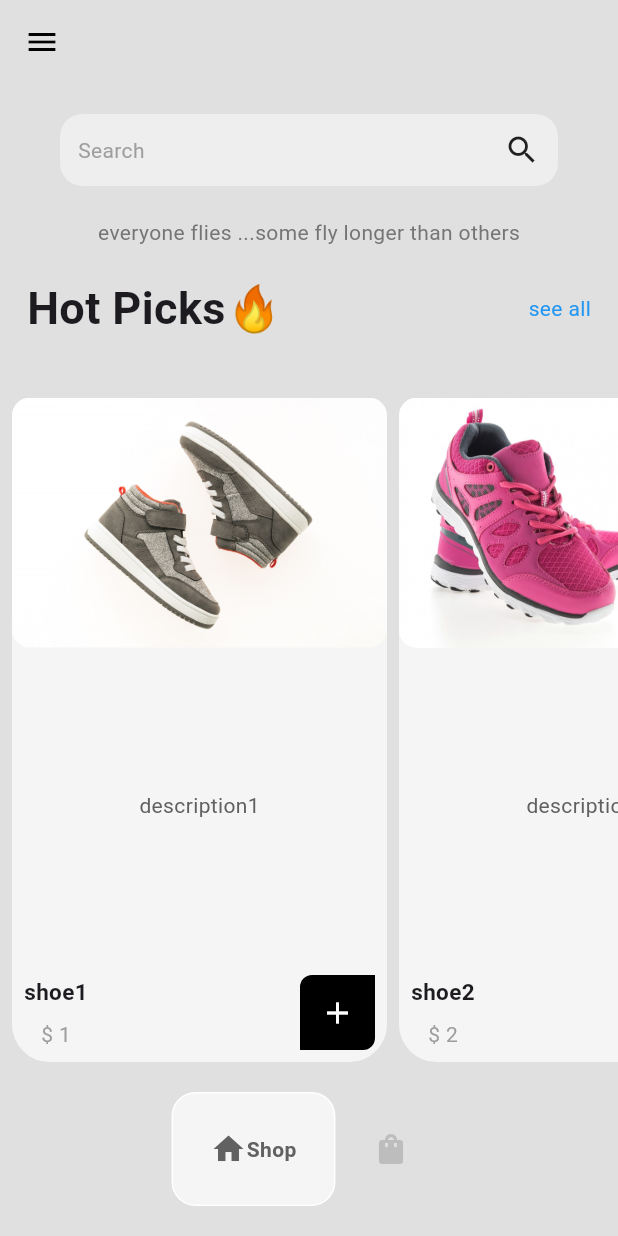
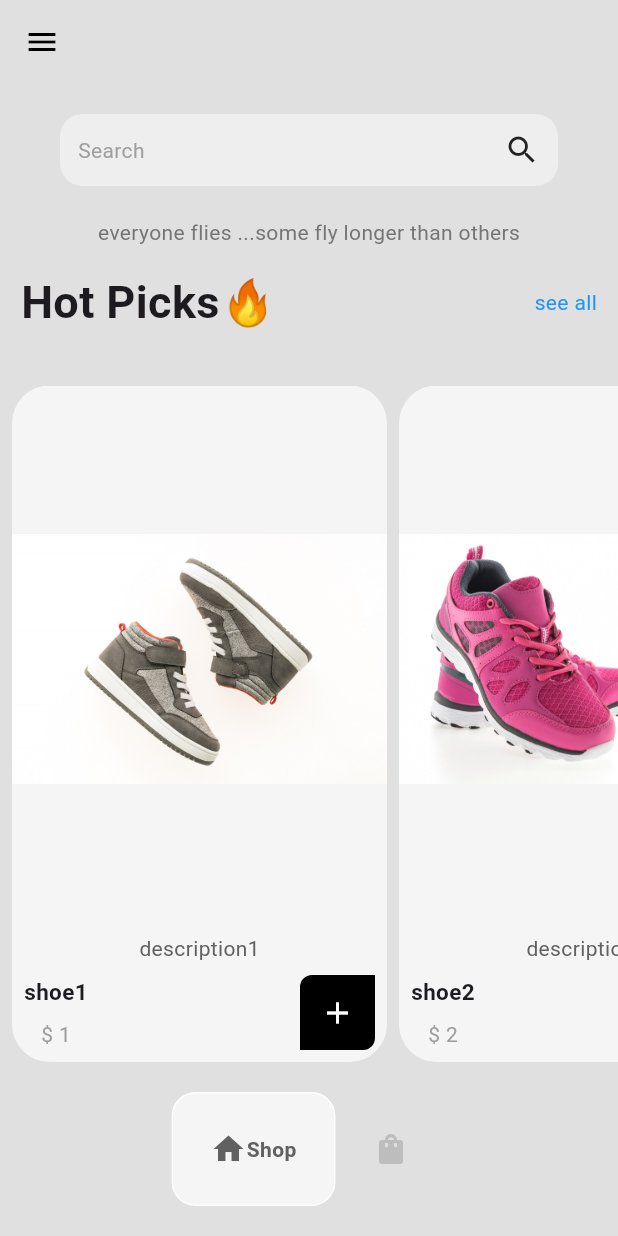
Before and after one commit to dullibri/ecommerce, a Flutter app: the screen it shows after launch, after a tap on "Shop Now", on a phone screen of 412 x 824 dp. Run offline on Flutter 3.47's test engine with Material 3 defaults, Android fonts, the phone set to English and light mode, and no system bars; drawn by our look-alikes of google_nav_bar.

Commit message:
refactor expanded

```diff
--- a/lib/components/shoe_tile.dart
+++ b/lib/components/shoe_tile.dart
@@ -24,9 +24,11 @@ class ShoeTile extends StatelessWidget {
       child: Column(
         mainAxisAlignment: MainAxisAlignment.spaceBetween,
         children: [
-          ClipRRect(
-            borderRadius: BorderRadius.circular(12.0),
-            child: Image.asset(shoe.imagePath),
+          Expanded(
+            child: ClipRRect(
+              borderRadius: BorderRadius.circular(12.0),
+              child: Image.asset(shoe.imagePath),
+            ),
           ),
           Text(
             shoe.description,
--- a/lib/main.dart
+++ b/lib/main.dart
@@ -17,9 +17,16 @@ class MyApp extends StatelessWidget {
 
   @override
   Widget build(BuildContext context) {
-    return const MaterialApp(
+    return MaterialApp(
       debugShowCheckedModeBanner: false,
-      home: IntroPage(),
+      home: const IntroPage(),
+      // builder: (context, child) {
+      //   return MediaQuery(
+      //     data: MediaQuery.of(context)
+      //         .copyWith(textScaler: TextScaler.linear(1.0)),
+      //     child: child!,
+      //   );
+      // },
     );
   }
 }
--- a/lib/pages/home_page.dart
+++ b/lib/pages/home_page.dart
@@ -63,9 +63,10 @@ class _HomePageState extends State<HomePage> {
                     color: Colors.black,
                   ),
                   ListTile(
-                    // onTap: ()=>Navigator.,
+                    onTap: () => Navigator.push(context,
+                        MaterialPageRoute(builder: (context) => ShopPage())),
                     textColor: Colors.white,
-                    title: Text('Home Page'),
+                    title: Text('Shop Page'),
                     leading: Icon(
                       Icons.home,
                       color: Colors.white,
--- a/lib/pages/shop_page.dart
+++ b/lib/pages/shop_page.dart
@@ -43,7 +43,7 @@ class _ShopPageState extends State<ShopPage> {
         ),
       ),
       Padding(
-        padding: EdgeInsets.all(18.0),
+        padding: EdgeInsets.all(14.0),
         child:
             Row(mainAxisAlignment: MainAxisAlignment.spaceBetween, children: [
           Text(
```
